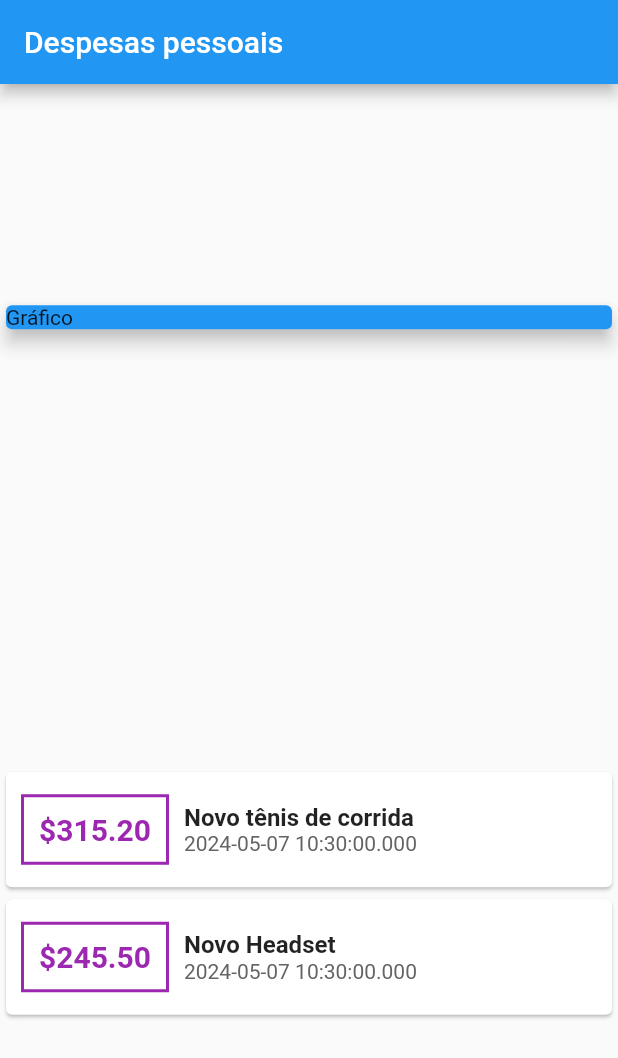
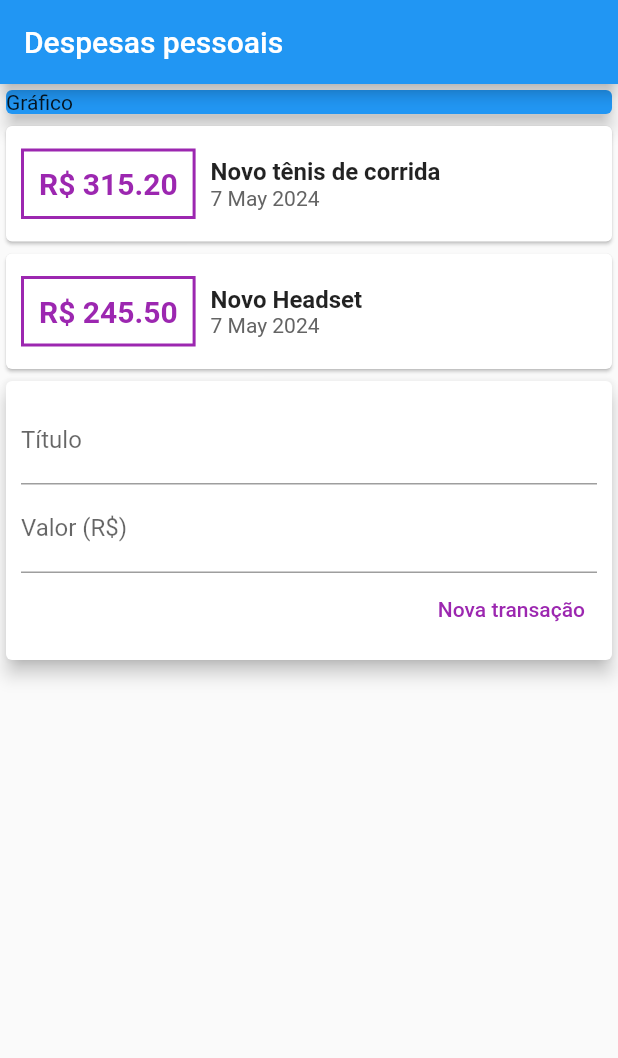
Before and after one commit to Rafa2266/expenses, a Flutter app: the screen it shows after launch, on a phone screen of 412 x 824 dp. Shown: the top 1058 px of the screen. Run offline on Flutter 3.47's test engine with Material 2 defaults, Android fonts, the phone set to English and light mode, and no system bars.

Commit message:
criando formulário para o cadastro das despesas

```diff
--- a/lib/main.dart
+++ b/lib/main.dart
@@ -1,5 +1,6 @@
 import 'package:expenses/models/transaction.dart';
 import 'package:flutter/material.dart';
+import 'package:intl/intl.dart';
 
 main() => runApp(ExpensesApp());
 
@@ -11,6 +12,8 @@ class ExpensesApp extends StatelessWidget {
 }
 
 class MyHomePage extends StatelessWidget {
+  final titleController = TextEditingController();
+  final valueController = TextEditingController();
   final _transactions = [
     Transaction(
         id: 't1',
@@ -26,7 +29,6 @@ class MyHomePage extends StatelessWidget {
         appBar: AppBar(title: const Text("Despesas pessoais")),
         body: Column(
           crossAxisAlignment: CrossAxisAlignment.stretch,
-          mainAxisAlignment: MainAxisAlignment.spaceAround,
           children: <Widget>[
             const SizedBox(
               child: Card(
@@ -34,7 +36,7 @@ class MyHomePage extends StatelessWidget {
             ),
             Column(
               children: _transactions.map((t) {
-                var value = t.value.toStringAsFixed(2);
+                var valuePrice = t.value.toStringAsFixed(2);
                 return Card(
                     child: Row(
                   children: <Widget>[
@@ -45,7 +47,7 @@ class MyHomePage extends StatelessWidget {
                           border: Border.all(color: Colors.purple, width: 2)),
                       padding: const EdgeInsets.all(10),
                       child: Text(
-                        '\$$value',
+                        'R\$ $valuePrice',
                         style: const TextStyle(
                             fontWeight: FontWeight.bold,
                             fontSize: 20,
@@ -63,7 +65,7 @@ class MyHomePage extends StatelessWidget {
                           ),
                         ),
                         Text(
-                          t.date.toString(),
+                          DateFormat('d MMM y').format(t.date),
                           style: const TextStyle(
                               color: Color.fromARGB(255, 100, 100, 100)),
                         ),
@@ -72,6 +74,37 @@ class MyHomePage extends StatelessWidget {
                   ],
                 ));
               }).toList(),
+            ),
+            Card(
+              elevation: 5,
+              child: Padding(
+                padding: const EdgeInsets.all(10),
+                child: Column(
+                  children: <Widget>[
+                    TextField(
+                      decoration: const InputDecoration(labelText: 'Título'),
+                      controller: titleController,
+                    ),
+                    TextField(
+                      decoration: InputDecoration(labelText: 'Valor (R\$)'),
+                      controller: valueController,
+                    ),
+                    Row(
+                      mainAxisAlignment: MainAxisAlignment.end,
+                      children: [
+                        TextButton(
+                            onPressed: () {
+                              print(titleController.text);
+                              print(valueController.text);
+                            },
+                            style: TextButton.styleFrom(
+                                foregroundColor: Colors.purple),
+                            child: const Text('Nova transação')),
+                      ],
+                    )
+                  ],
+                ),
+              ),
             )
           ],
         ));
--- a/pubspec.yaml
+++ b/pubspec.yaml
@@ -30,6 +30,7 @@ environment:
 dependencies:
   flutter:
     sdk: flutter
+  intl: ^0.17.0
 
 
   # The following adds the Cupertino Icons font to your application.
```
Also changed, not shown: pubspec.lock.
